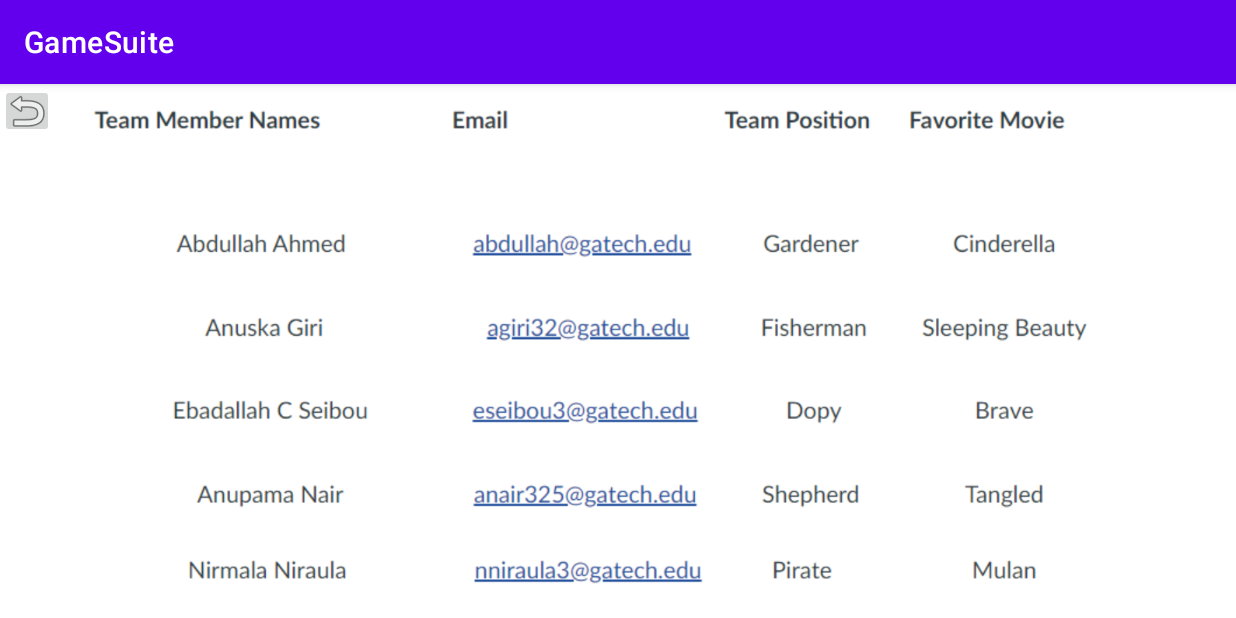
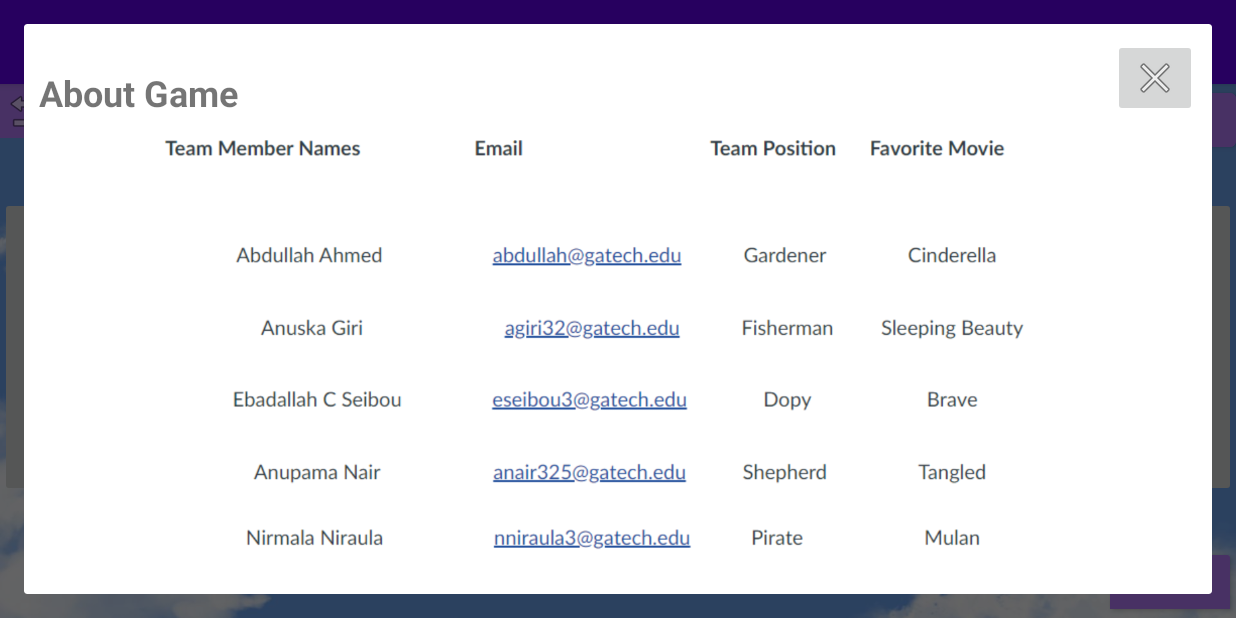
Before and after one commit to Anupama1912/CS2340-gameSuite, an Android app: the MainActivity2 screen opened directly, with no data from a screen before it, after a tap on "ABOUT", on a phone screen of 824 x 412 dp (held sideways). Run offline under Robolectric (Android 15) with nearby library versions, the phone set to English and light mode, and no system bars.

Commit message:
Update About Game button dialog

```diff
--- a/GameSuite2/app/src/main/java/com/example/gamesuite/MainActivity2.java
+++ b/GameSuite2/app/src/main/java/com/example/gamesuite/MainActivity2.java
@@ -1,9 +1,11 @@
 package com.example.gamesuite;
 
+import android.app.Dialog;
 import android.content.Context;
 import android.content.Intent;
 import android.os.Bundle;
 import android.util.Log;
+import android.view.Window;
 import android.widget.Button;
 import android.widget.FrameLayout;
 import android.widget.ImageButton;
@@ -32,14 +34,19 @@ public class MainActivity2 extends AppCompatActivity {
             startActivity(intent);
         });
         ToggleButton toggleButton1 = findViewById(R.id.toggleButton);
+        Button about = findViewById(R.id.about);
 
         toggleButton1.setOnClickListener(v -> {
             if (toggleButton1.isChecked()) {
                 layout2.setBackgroundResource(R.drawable.bnightplaceholder);
                 btn.setBackgroundColor(getResources().getColor(R.color.nButtonBg));
+                about.setBackgroundColor(getResources().getColor(R.color.nButtonBg));
+                about.setTextColor(getResources().getColor(R.color.nButtonTxt));
             } else {
                 layout2.setBackgroundResource(R.drawable.bdayplaceholder);
                 btn.setBackgroundColor(getResources().getColor(R.color.dButtonBg));
+                about.setBackgroundColor(getResources().getColor(R.color.dButtonBg));
+                about.setTextColor(getResources().getColor(R.color.dButtonTxt));
             }
         });
         //goes to wordle screen...will replace button with ImageButton later
@@ -57,19 +64,32 @@ public class MainActivity2 extends AppCompatActivity {
             startActivity(intent);
         });
         //goes to cards screen
-        ImageButton cardsplay = (ImageButton) findViewById(R.id.cardsButton);
-        cardsplay.setOnClickListener(v -> {
+        ImageButton cardsPlay = (ImageButton) findViewById(R.id.cardsButton);
+        cardsPlay.setOnClickListener(v -> {
             Intent intent = new Intent(MainActivity2.this, cardsActivity.class);
 
             startActivity(intent);
         });
 
-        Button about = findViewById(R.id.about);
         about.setOnClickListener(v -> {
-            Intent intent = new Intent(MainActivity2.this, AboutActivity.class);
-
-            startActivity(intent);
+            Log.i("My app", "This is for testing purposes that About Button works!");
+            showAbout();
         });
     }
 
+    void showAbout() {
+        Dialog aboutGame = new Dialog(MainActivity2.this);
+        //Have already added custom title in layout. So disable the default title
+        aboutGame.requestWindowFeature(Window.FEATURE_NO_TITLE);
+        //Can cancel the dialog by clicking anywhere outside the dialog
+        aboutGame.setCancelable(true);
+        //Set layout of dialog
+        aboutGame.setContentView(R.layout.about_game);
+
+        ImageButton close = aboutGame.findViewById(R.id.close);
+        close.setOnClickListener(v -> aboutGame.dismiss());
+
+        aboutGame.show();
+    }
+
 }
--- /dev/null
+++ b/GameSuite2/app/src/main/res/layout/about_game.xml
@@ -0,0 +1,36 @@
+<?xml version="1.0" encoding="utf-8"?>
+<LinearLayout xmlns:android="http://schemas.android.com/apk/res/android"
+    xmlns:app="http://schemas.android.com/apk/res-auto"
+    android:layout_width="match_parent"
+    android:layout_height="match_parent"
+    android:orientation="vertical"
+    android:padding="10dp">
+
+    <LinearLayout
+        android:layout_width="match_parent"
+        android:layout_height="wrap_content"
+        android:orientation="horizontal">
+
+        <TextView
+            android:id="@+id/aboutGame"
+            android:layout_width="0dp"
+            android:layout_weight="1"
+            android:layout_height="wrap_content"
+            android:layout_gravity="bottom"
+            android:text="@string/aboutGame"
+            android:textSize="24sp" />
+
+        <ImageButton
+            android:id="@+id/close"
+            android:layout_width="wrap_content"
+            android:layout_height="wrap_content"
+            android:layout_gravity="top|end"
+            app:srcCompat="@android:drawable/ic_menu_close_clear_cancel" />
+
+    </LinearLayout>
+
+    <ImageView
+        android:layout_width="wrap_content"
+        android:layout_height="wrap_content"
+        android:src="@drawable/teaminfo"/>
+</LinearLayout>
--- a/GameSuite2/app/src/main/res/layout/activity_main2.xml
+++ b/GameSuite2/app/src/main/res/layout/activity_main2.xml
@@ -12,8 +12,10 @@
         android:id="@+id/about"
         android:layout_width="wrap_content"
         android:layout_height="wrap_content"
-        android:layout_gravity="right"
-        android:text="About" />
+        android:layout_gravity="end"
+        android:text="About"
+        android:textColor="@color/dButtonTxt"
+        android:backgroundTint="@color/dButtonBg"/>
 
     <ImageButton
         android:id="@+id/Back"
--- a/GameSuite2/app/src/main/res/values/strings.xml
+++ b/GameSuite2/app/src/main/res/values/strings.xml
@@ -4,6 +4,9 @@
     <string name="game2">Chess</string>
     <string name="game3">Solitaire</string>
     <string name="instrHead"><b>How to Play?</b></string>
+
+    <!-- About -->
+    <string name="aboutGame"><b>About Game</b></string>
 
     <!-- Wordle -->
     <string name="instrWordle1">Guess the word in <b>6</b> tries!!\n\nEach guess must be a <b>valid 5-letter</b> word. Click <b>Enter</b> to Submit.\n\nAfter each guess, the tile colors will change to show how close your guess was to the actual word.\n
@@ -13,4 +16,5 @@
     <string name="instrWordle4">The letter <b>{yellowLet}</b> is in the word but in the wrong spot.</string>
     <string name="instrWordle5">The letter <b>{greyLet}</b> is not in the word in any spot.</string>
     <string name="instrWordle6">A new word will be available each time you play!</string>
+
 </resources>
```
